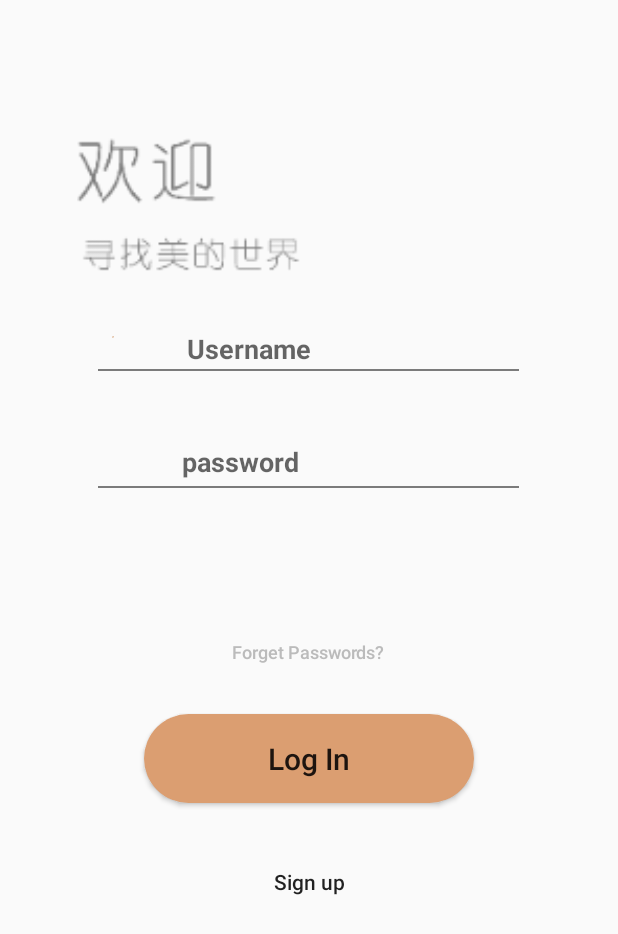
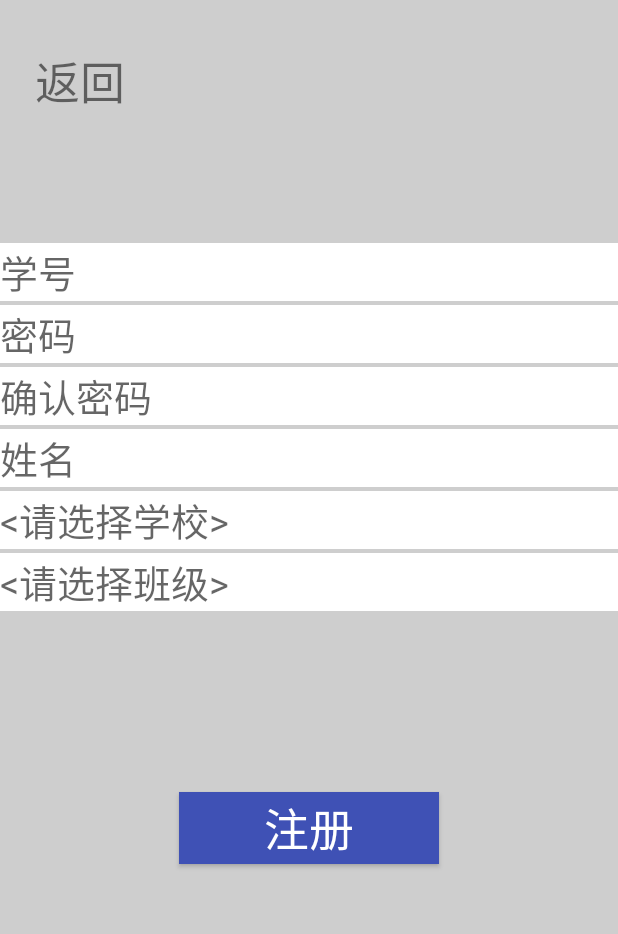
Before and after one commit to Leostadyn/HairMate, an Android app: the LoginActivity screen opened directly, with no data from a screen before it, after a tap on "Sign up", on a phone screen of 412 x 824 dp. Shown: the top 934 px of the screen. Run offline under Robolectric (Android 15) with nearby library versions, the phone set to English and light mode, and no system bars.

Commit message:
改善登录界面

```diff
--- a/app/src/main/AndroidManifest.xml
+++ b/app/src/main/AndroidManifest.xml
@@ -71,6 +71,8 @@
 
         </activity>
         <activity android:name=".guiding.ReserveActivity" />
+        <activity android:name=".faceshape.FaceActivity" />
+        <activity android:name=".logining.RegisterActivity" />
 
         <service android:name="com.amap.api.location.APSService"></service>
 
--- a/app/src/main/java/com/example/stackfarm/myapplication/home/HomeFragment.java
+++ b/app/src/main/java/com/example/stackfarm/myapplication/home/HomeFragment.java
@@ -29,6 +29,7 @@ import com.example.stackfarm.myapplication.adapter.TubatuAdapter;
 import com.example.stackfarm.myapplication.bean.BarberBean;
 import com.example.stackfarm.myapplication.bean.BigImageBean;
 import com.example.stackfarm.myapplication.design.HairDesignActivity;
+import com.example.stackfarm.myapplication.faceshape.FaceActivity;
 import com.example.stackfarm.myapplication.guiding.GuideActivity;
 import com.example.stackfarm.myapplication.trail.TrailHairstyle;
 import com.example.stackfarm.myapplication.utils.BottomSelectorPopDialog;
@@ -45,6 +46,7 @@ public class HomeFragment extends Fragment implements View.OnClickListener{
     private ImageButton shops;
     private ImageButton shifaxing;
     private ImageButton faxingsheji;
+    private ImageButton celianxing;
 
     private int FragmentPage;
 
@@ -115,6 +117,9 @@ public class HomeFragment extends Fragment implements View.OnClickListener{
         faxingsheji=(ImageButton)view.findViewById(R.id.sheji);
         faxingsheji.setOnClickListener(this);
 
+        celianxing=(ImageButton)view.findViewById(R.id.lianxing);
+        celianxing.setOnClickListener(this);
+
 
 //        设置字体
         setFonts(view);
@@ -161,6 +166,11 @@ public class HomeFragment extends Fragment implements View.OnClickListener{
             case R.id.sheji:
                 Intent intent=new Intent(getActivity(), HairDesignActivity.class);
                 startActivity(intent);
+                break;
+
+            case R.id.lianxing:
+                Intent intent1=new Intent(getActivity(), FaceActivity.class);
+                startActivity(intent1);
                 break;
 
             default:
--- a/app/src/main/java/com/example/stackfarm/myapplication/logining/LoginActivity.java
+++ b/app/src/main/java/com/example/stackfarm/myapplication/logining/LoginActivity.java
@@ -1,5 +1,6 @@
 package com.example.stackfarm.myapplication.logining;
 
+import android.content.Intent;
 import android.os.Bundle;
 import android.support.v7.app.AppCompatActivity;
 import android.view.View;
@@ -53,7 +54,8 @@ public class LoginActivity extends AppCompatActivity implements View.OnClickList
                 break;
 
             case R.id.register_btn:
-
+                Intent intent=new Intent(this,RegisterActivity.class);
+                startActivity(intent);
 
                 break;
 
--- /dev/null
+++ b/app/src/main/java/com/example/stackfarm/myapplication/logining/RegisterActivity.java
@@ -0,0 +1,15 @@
+package com.example.stackfarm.myapplication.logining;
+
+import android.os.Bundle;
+import android.support.annotation.Nullable;
+import android.support.v7.app.AppCompatActivity;
+
+import com.example.stackfarm.myapplication.R;
+
+public class RegisterActivity extends AppCompatActivity {
+    @Override
+    protected void onCreate(@Nullable Bundle savedInstanceState) {
+        super.onCreate(savedInstanceState);
+        setContentView(R.layout.register);
+    }
+}
--- /dev/null
+++ b/app/src/main/res/layout/face.xml
@@ -0,0 +1,41 @@
+<?xml version="1.0" encoding="utf-8"?>
+<RelativeLayout
+    android:background="#cecece"
+    xmlns:android="http://schemas.android.com/apk/res/android" android:layout_width="match_parent"
+    android:layout_height="match_parent">
+<!--<Button-->
+    <!--android:layout_width="wrap_content"-->
+    <!--android:layout_height="wrap_content"-->
+    <!--android:background="@color/transparent"-->
+    <!--android:text="关闭"-->
+    <!--android:id="@+id/closeFaceBtn"-->
+    <!--android:textSize="20sp"/>-->
+
+    <!--<ImageView-->
+        <!--android:id="@+id/image_result"-->
+        <!--android:layout_width="match_parent"-->
+        <!--android:layout_height="@dimen/dp_300"-->
+        <!--android:src="@mipmap/result"-->
+        <!--android:layout_below="@+id/closeFaceBtn" />-->
+
+    <TextView
+        android:layout_width="match_parent"
+        android:layout_height="228dp"
+        android:layout_alignParentTop="true"
+        android:layout_marginTop="503dp"
+        android:background="#fff"
+        android:gravity="center_horizontal"
+        android:layout_centerHorizontal="true"
+        android:text="没有图片"
+        android:textColor="#000"
+        android:textSize="20sp" />
+
+    <!--<TextView-->
+        <!--android:layout_width="wrap_content"-->
+        <!--android:layout_height="wrap_content"-->
+        <!--android:layout_below="@+id/image_result"-->
+        <!--android:layout_marginTop="91dp"-->
+        <!--android:text="你的脸型： 国字脸（仅供参考）"-->
+        <!--android:textColor="#000"-->
+        <!--android:textSize="20sp" />-->
+</RelativeLayout>
--- /dev/null
+++ b/app/src/main/res/layout/register.xml
@@ -0,0 +1,82 @@
+<?xml version="1.0" encoding="utf-8"?>
+<RelativeLayout
+    android:background="#cecece"
+    xmlns:android="http://schemas.android.com/apk/res/android" android:layout_width="match_parent"
+    android:layout_height="match_parent">
+
+    <TextView
+        android:layout_width="wrap_content"
+        android:layout_height="wrap_content"
+        android:layout_alignParentStart="true"
+        android:layout_alignParentLeft="true"
+        android:layout_alignParentTop="true"
+        android:layout_marginStart="23dp"
+        android:layout_marginLeft="23dp"
+        android:layout_marginTop="31dp"
+        android:text="返回"
+        android:textSize="30sp" />
+
+    <LinearLayout
+        android:layout_width="match_parent"
+        android:layout_height="wrap_content"
+        android:layout_alignParentTop="true"
+        android:layout_marginTop="@dimen/dp_100"
+        android:orientation="vertical">
+
+        <EditText
+            android:layout_marginVertical="@dimen/dp_1"
+            android:layout_width="match_parent"
+            android:layout_height="wrap_content"
+            android:background="#fff"
+            android:hint="学号"
+            android:textSize="25sp" />
+        <EditText
+            android:layout_marginVertical="@dimen/dp_1"
+            android:layout_width="match_parent"
+            android:layout_height="wrap_content"
+            android:background="#fff"
+            android:hint="密码"
+            android:textSize="25sp" />
+        <EditText
+            android:layout_marginVertical="@dimen/dp_1"
+            android:layout_width="match_parent"
+            android:layout_height="wrap_content"
+            android:background="#fff"
+            android:hint="确认密码"
+            android:textSize="25sp" />
+        <EditText
+            android:layout_marginVertical="@dimen/dp_1"
+            android:layout_width="match_parent"
+            android:layout_height="wrap_content"
+            android:background="#fff"
+            android:hint="姓名"
+            android:textSize="25sp" />
+        <EditText
+            android:layout_marginVertical="@dimen/dp_1"
+            android:layout_width="match_parent"
+            android:layout_height="wrap_content"
+            android:background="#fff"
+            android:hint="&lt;请选择学校&gt;"
+            android:textSize="25sp" />
+        <EditText
+            android:layout_marginVertical="@dimen/dp_1"
+            android:layout_width="match_parent"
+            android:layout_height="wrap_content"
+            android:background="#fff"
+            android:hint="&lt;请选择班级&gt;"
+            android:textSize="25sp" />
+    </LinearLayout>
+
+    <Button
+        android:layout_width="173dp"
+        android:layout_height="wrap_content"
+        android:layout_alignParentTop="true"
+        android:layout_marginTop="528dp"
+        android:background="@color/colorPrimary"
+        android:minWidth="@dimen/dp_50"
+        android:layout_centerHorizontal="true"
+        android:text="注册"
+        android:textColor="#fff"
+        android:textSize="30sp" />
+
+</RelativeLayout>
```
Also changed, not shown: app/src/main/res/mipmap-xxxhdpi/result.png (added).
